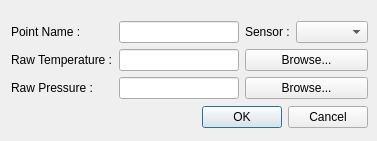
The window that molonari_data/molonaviz/importpointdialog.ui (leamailhol/MOLO-projet-interface) describes before a commit, drawn with Qt 5.
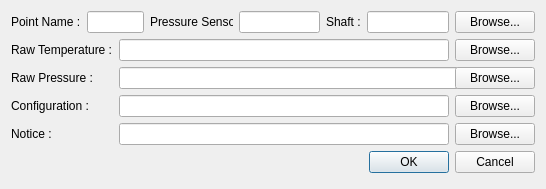
The same window after the commit.

Commit message: import point

```diff
--- a/molonari_data/molonaviz/importpointdialog.ui
+++ b/molonari_data/molonaviz/importpointdialog.ui
@@ -6,60 +6,106 @@
    <rect>
     <x>0</x>
     <y>0</y>
-    <width>377</width>
-    <height>141</height>
+    <width>546</width>
+    <height>189</height>
    </rect>
   </property>
   <property name="minimumSize">
    <size>
     <width>377</width>
-    <height>141</height>
+    <height>189</height>
+   </size>
+  </property>
+  <property name="maximumSize">
+   <size>
+    <width>16777215</width>
+    <height>200</height>
    </size>
   </property>
   <property name="windowTitle">
    <string>Dialog</string>
   </property>
-  <widget class="QWidget" name="layoutWidget">
-   <property name="geometry">
-    <rect>
-     <x>11</x>
-     <y>20</y>
-     <width>357</width>
-     <height>111</height>
-    </rect>
+  <property name="autoFillBackground">
+   <bool>false</bool>
    </property>
    <layout class="QVBoxLayout" name="verticalLayout">
     <item>
      <layout class="QGridLayout" name="gridLayout">
       <item row="0" column="0">
        <widget class="QLabel" name="label">
+       <property name="enabled">
+        <bool>true</bool>
+       </property>
         <property name="text">
          <string>Point Name :</string>
         </property>
        </widget>
       </item>
+     <item row="0" column="1" colspan="2">
+      <widget class="QLineEdit" name="lineEdit_PointName">
+       <property name="enabled">
+        <bool>true</bool>
+       </property>
+      </widget>
+     </item>
       <item row="0" column="3">
        <widget class="QLabel" name="label_2">
+       <property name="enabled">
+        <bool>true</bool>
+       </property>
         <property name="text">
-         <string>Sensor :</string>
+        <string>Pressure Sensor :</string>
         </property>
        </widget>
       </item>
       <item row="0" column="4">
-       <widget class="QComboBox" name="comboBox_Sensor"/>
+      <widget class="QLineEdit" name="lineEdit_Sensor"/>
+     </item>
+     <item row="0" column="5">
+      <widget class="QLabel" name="label_7">
+       <property name="enabled">
+        <bool>true</bool>
+       </property>
+       <property name="text">
+        <string>Shaft :</string>
+       </property>
+      </widget>
+     </item>
+     <item row="0" column="6">
+      <widget class="QLineEdit" name="lineEdit_Shaft"/>
+     </item>
+     <item row="0" column="7">
+      <widget class="QPushButton" name="pushButton_BrowseInfo">
+       <property name="enabled">
+        <bool>true</bool>
+       </property>
+       <property name="text">
+        <string>Browse...</string>
+       </property>
+      </widget>
       </item>
       <item row="1" column="0" colspan="2">
        <widget class="QLabel" name="label_3">
+       <property name="enabled">
+        <bool>true</bool>
+       </property>
         <property name="text">
          <string>Raw Temperature :</string>
         </property>
        </widget>
       </item>
-      <item row="1" column="2">
-       <widget class="QLineEdit" name="lineEdit_RawTemperature"/>
-      </item>
-      <item row="1" column="3" colspan="2">
+     <item row="1" column="2" colspan="5">
+      <widget class="QLineEdit" name="lineEdit_RawTemperature">
+       <property name="enabled">
+        <bool>true</bool>
+       </property>
+      </widget>
+     </item>
+     <item row="1" column="7">
        <widget class="QPushButton" name="pushButton_BrowseRawTemperature">
+       <property name="enabled">
+        <bool>true</bool>
+       </property>
         <property name="text">
          <string>Browse...</string>
         </property>
@@ -67,28 +113,113 @@
       </item>
       <item row="2" column="0" colspan="2">
        <widget class="QLabel" name="label_4">
+       <property name="enabled">
+        <bool>true</bool>
+       </property>
         <property name="text">
          <string>Raw Pressure :</string>
         </property>
        </widget>
       </item>
-      <item row="2" column="2">
-       <widget class="QLineEdit" name="lineEdit_RawPressure"/>
-      </item>
-      <item row="2" column="3" colspan="2">
+     <item row="2" column="2" colspan="5">
+      <widget class="QLineEdit" name="lineEdit_RawPressure">
+       <property name="enabled">
+        <bool>true</bool>
+       </property>
+       <property name="minimumSize">
+        <size>
+         <width>343</width>
+         <height>20</height>
+        </size>
+       </property>
+      </widget>
+     </item>
+     <item row="2" column="7">
        <widget class="QPushButton" name="pushButton_BrowseRawPressure">
+       <property name="enabled">
+        <bool>true</bool>
+       </property>
         <property name="text">
          <string>Browse...</string>
         </property>
        </widget>
       </item>
-      <item row="0" column="2">
-       <widget class="QLineEdit" name="lineEdit_PointName"/>
+     <item row="3" column="0" colspan="2">
+      <widget class="QLabel" name="label_5">
+       <property name="enabled">
+        <bool>true</bool>
+       </property>
+       <property name="text">
+        <string>Configuration :</string>
+       </property>
+      </widget>
+     </item>
+     <item row="3" column="2" colspan="5">
+      <widget class="QLineEdit" name="lineEdit_Config">
+       <property name="enabled">
+        <bool>true</bool>
+       </property>
+      </widget>
+     </item>
+     <item row="3" column="7">
+      <widget class="QPushButton" name="pushButton_BrowseConfig">
+       <property name="enabled">
+        <bool>true</bool>
+       </property>
+       <property name="text">
+        <string>Browse...</string>
+       </property>
+      </widget>
+     </item>
+     <item row="4" column="0">
+      <widget class="QLabel" name="label_6">
+       <property name="enabled">
+        <bool>true</bool>
+       </property>
+       <property name="text">
+        <string>Notice :</string>
+       </property>
+      </widget>
+     </item>
+     <item row="4" column="2" colspan="5">
+      <widget class="QLineEdit" name="lineEdit_Notice">
+       <property name="enabled">
+        <bool>true</bool>
+       </property>
+      </widget>
+     </item>
+     <item row="4" column="7">
+      <widget class="QPushButton" name="pushButton_BrowseNotice">
+       <property name="enabled">
+        <bool>true</bool>
+       </property>
+       <property name="text">
+        <string>Browse...</string>
+       </property>
+      </widget>
       </item>
      </layout>
     </item>
     <item>
+    <layout class="QGridLayout" name="gridLayout_2">
+     <item row="0" column="0">
+      <spacer name="horizontalSpacer">
+       <property name="orientation">
+        <enum>Qt::Horizontal</enum>
+       </property>
+       <property name="sizeHint" stdset="0">
+        <size>
+         <width>388</width>
+         <height>20</height>
+        </size>
+       </property>
+      </spacer>
+     </item>
+     <item row="0" column="1">
      <widget class="QDialogButtonBox" name="buttonBox">
+       <property name="enabled">
+        <bool>true</bool>
+       </property>
       <property name="orientation">
        <enum>Qt::Horizontal</enum>
       </property>
@@ -98,7 +229,21 @@
      </widget>
     </item>
    </layout>
-  </widget>
+   </item>
+   <item>
+    <spacer name="verticalSpacer">
+     <property name="orientation">
+      <enum>Qt::Vertical</enum>
+     </property>
+     <property name="sizeHint" stdset="0">
+      <size>
+       <width>20</width>
+       <height>40</height>
+      </size>
+     </property>
+    </spacer>
+   </item>
+  </layout>
  </widget>
  <resources/>
  <connections>
```
Left out of the diff: 5 changed lines with no effect on the pictures. Lines whose indentation alone changed are shown as unchanged. The commit also changes 18 other files.
